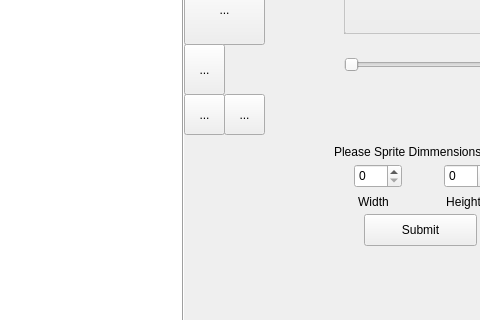
Qt form SpriteEditor/mainwindow.ui (mahowa/Nerdz) before a commit; both pictures show x 553 to 1033 and y 183 to 503 of the 1189 by 785 pixel window.
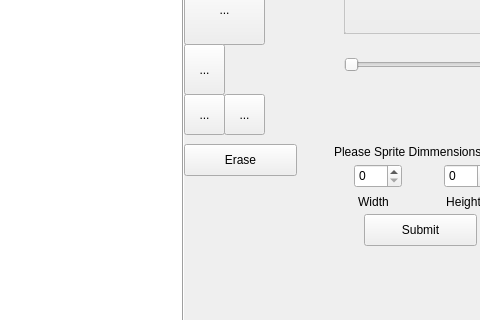
The same form after that commit. Icons and pictures are not drawn.

Commit message: Erase Button Added

The edit to the form file:
```diff
--- a/SpriteEditor/mainwindow.ui
+++ b/SpriteEditor/mainwindow.ui
@@ -354,6 +354,19 @@
      <number>256</number>
     </property>
    </widget>
+   <widget class="QPushButton" name="erasePushButton">
+    <property name="geometry">
+     <rect>
+      <x>640</x>
+      <y>310</y>
+      <width>113</width>
+      <height>32</height>
+     </rect>
+    </property>
+    <property name="text">
+     <string>Erase</string>
+    </property>
+   </widget>
   </widget>
   <widget class="QToolBar" name="mainToolBar">
    <attribute name="toolBarArea">
```
The commit also changes 2 other files.
